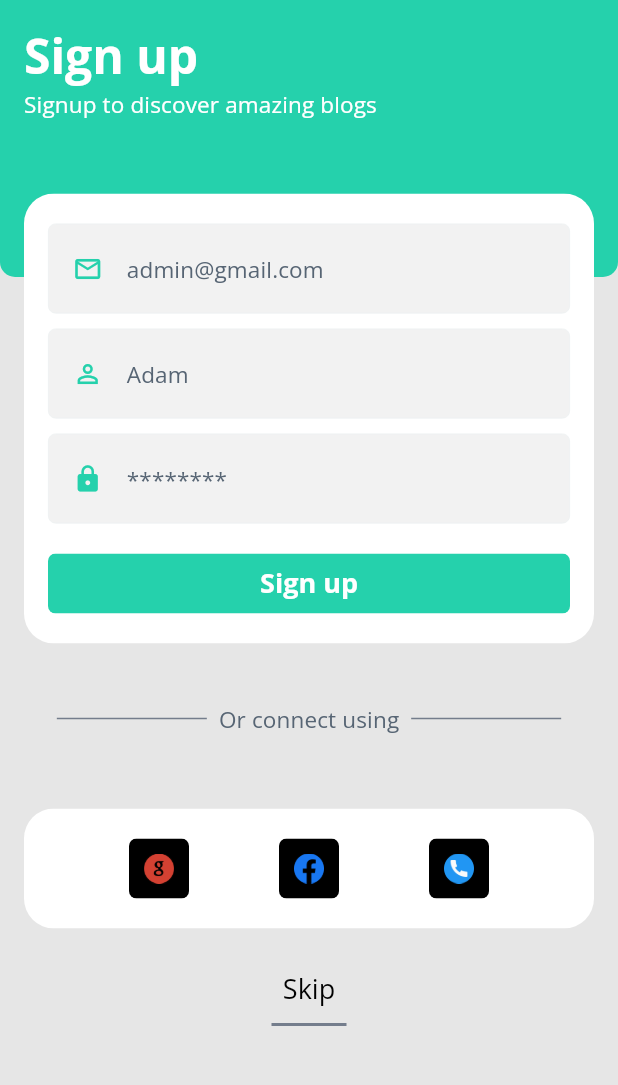
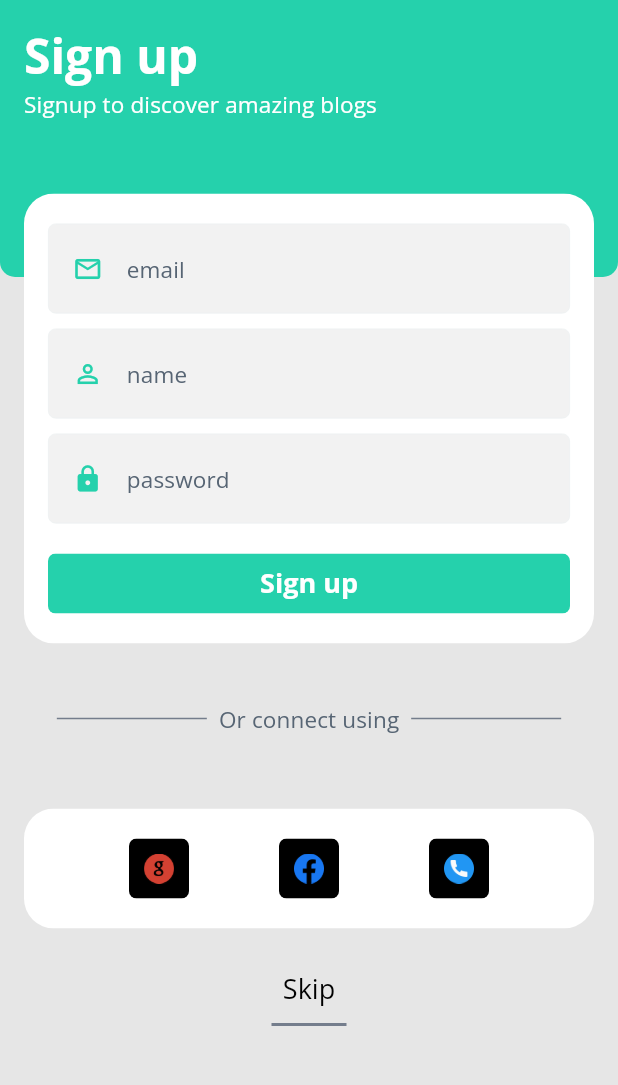
Before and after one commit to melanie-lei/Skule-News, a Flutter app: the SignupViaEmail screen opened directly, on a phone screen of 412 x 824 dp, the part 135-1220 px from its top. Run offline on Flutter 3.47's test engine with Material 2 defaults, Android fonts, the phone set to English and light mode, and no system bars; our stand-ins replace another_flushbar, cached_network_image, cloud_firestore, connectivity, country_picker, dotted_line and 39 more; missing offline and left inert: adaptive_action_sheet, currency_picker, file_saver, firebase_storage_web, flutter_dropdown, flutter_facebook_auth and 5 more; accounts and stored records are empty; network calls fail; statements that could not run were skipped.

Commit message:
changed more hint texts

```diff
--- a/source code/mobile/lib/screens/user/change_password.dart
+++ b/source code/mobile/lib/screens/user/change_password.dart
@@ -68,7 +68,8 @@ class _ChangePasswordState extends State<ChangePassword> {
                       Container(
                           height: 40,
                           width: 40,
-                          color: Theme.of(context).backgroundColor.lighten(0.05),
+                          color:
+                              Theme.of(context).backgroundColor.lighten(0.05),
                           child: Image.asset(
                             'assets/images/logo.png',
                             height: 20,
@@ -133,9 +134,7 @@ class _ChangePasswordState extends State<ChangePassword> {
               const SizedBox(
                 height: 40,
               ),
-
               const Spacer(),
-
             ],
           ).hP16,
         ],
@@ -154,7 +153,7 @@ class _ChangePasswordState extends State<ChangePassword> {
               onChanged: (txt) {},
               key: UniqueKey(),
               controller: newPassword,
-              hintText: '********',
+              hintText: 'new password',
               icon: ThemeIcon.lock,
               cornerRadius: 5,
               showBorder: true,
@@ -167,7 +166,7 @@ class _ChangePasswordState extends State<ChangePassword> {
               onChanged: (txt) {},
               key: UniqueKey(),
               controller: confirmNewPassword,
-              hintText: '********',
+              hintText: 'conform new password',
               icon: ThemeIcon.lock,
               cornerRadius: 5,
               showBorder: true,
--- a/source code/mobile/lib/screens/user/forgot_password.dart
+++ b/source code/mobile/lib/screens/user/forgot_password.dart
@@ -70,7 +70,8 @@ class ForgotPasswordState extends State<ForgotPassword> {
                       Container(
                           height: 40,
                           width: 40,
-                          color: Theme.of(context).backgroundColor.lighten(0.05),
+                          color:
+                              Theme.of(context).backgroundColor.lighten(0.05),
                           child: Image.asset(
                             'assets/images/logo.png',
                             height: 20,
@@ -113,7 +114,7 @@ class ForgotPasswordState extends State<ForgotPassword> {
                     InputField(
                       icon: ThemeIcon.email,
                       cornerRadius: 5,
-                      hintText: 'adam@gmail.com',
+                      hintText: 'email',
                       controller: enterEmail,
                       onChanged: (phone) {},
                       showBorder: true,
--- a/source code/mobile/lib/screens/user/login_via_email.dart
+++ b/source code/mobile/lib/screens/user/login_via_email.dart
@@ -75,7 +75,8 @@ class _LoginViaEmailState extends State<LoginViaEmail> {
                       Container(
                           height: 40,
                           width: 40,
-                          color: Theme.of(context).backgroundColor.lighten(0.05),
+                          color:
+                              Theme.of(context).backgroundColor.lighten(0.05),
                           child: Image.asset(
                             'assets/images/logo.png',
                             height: 20,
@@ -183,7 +184,7 @@ class _LoginViaEmailState extends State<LoginViaEmail> {
                     width: 50,
                   ),
                 ],
-              ).ripple((){
+              ).ripple(() {
                 getIt<UserProfileManager>().loginAnonymously();
               }),
               const SizedBox(
@@ -206,7 +207,7 @@ class _LoginViaEmailState extends State<LoginViaEmail> {
             InputField(
               // key: UniqueKey(),
               controller: loginEmail,
-              hintText: 'adam@zedge.com',
+              hintText: 'email',
               icon: ThemeIcon.email,
               showBorder: true,
               cornerRadius: 5,
@@ -219,7 +220,7 @@ class _LoginViaEmailState extends State<LoginViaEmail> {
               onChanged: (txt) {},
               // key: UniqueKey(),
               controller: loginPassword,
-              hintText: '*********',
+              hintText: 'password',
               icon: ThemeIcon.lock,
               cornerRadius: 5,
               showBorder: true,
@@ -275,7 +276,8 @@ class _LoginViaEmailState extends State<LoginViaEmail> {
               } else {
                 getIt<UserProfileManager>().logout();
                 AppUtil.showToast(
-                    message: LocalizationString.accountDeleted, isSuccess: false);
+                    message: LocalizationString.accountDeleted,
+                    isSuccess: false);
               }
             }
           } else {
--- a/source code/mobile/lib/screens/user/login_via_phone.dart
+++ b/source code/mobile/lib/screens/user/login_via_phone.dart
@@ -70,7 +70,8 @@ class LoginViaPhoneState extends State<LoginViaPhone> {
                       Container(
                           height: 40,
                           width: 40,
-                          color: Theme.of(context).backgroundColor.lighten(0.05),
+                          color:
+                              Theme.of(context).backgroundColor.lighten(0.05),
                           child: Image.asset(
                             'assets/images/logo.png',
                             height: 20,
@@ -113,7 +114,7 @@ class LoginViaPhoneState extends State<LoginViaPhone> {
                     InputMobileNumberField(
                         cornerRadius: 5,
                         // textStyle: Theme.of(context).textTheme.bodyMedium,
-                        hintText: '(1234)-456-789',
+                        hintText: '(123)-456-7890',
                         controller: phoneNumber,
                         phoneCodeText: phoneCode,
                         onChanged: (phone) {},
@@ -193,7 +194,7 @@ class LoginViaPhoneState extends State<LoginViaPhone> {
                     width: 50,
                   ),
                 ],
-              ).ripple((){
+              ).ripple(() {
                 getIt<UserProfileManager>().loginAnonymously();
               }),
               const SizedBox(
@@ -228,6 +229,5 @@ class LoginViaPhoneState extends State<LoginViaPhone> {
 
   showMessage(String message, bool isError) {
     AppUtil.showToast(message: message, isSuccess: !isError);
-
   }
 }
--- a/source code/mobile/lib/screens/user/signup_via_email.dart
+++ b/source code/mobile/lib/screens/user/signup_via_email.dart
@@ -73,7 +73,8 @@ class _SignupViaEmailState extends State<SignupViaEmail> {
                       Container(
                           height: 40,
                           width: 40,
-                          color: Theme.of(context).backgroundColor.lighten(0.05),
+                          color:
+                              Theme.of(context).backgroundColor.lighten(0.05),
                           child: Image.asset(
                             'assets/images/logo.png',
                             height: 20,
@@ -185,7 +186,7 @@ class _SignupViaEmailState extends State<SignupViaEmail> {
                     width: 50,
                   ),
                 ],
-              ).ripple((){
+              ).ripple(() {
                 getIt<UserProfileManager>().loginAnonymously();
               }),
               const SizedBox(
@@ -208,7 +209,7 @@ class _SignupViaEmailState extends State<SignupViaEmail> {
             InputField(
               // key: UniqueKey(),
               controller: signUpEmail,
-              hintText: "admin@gmail.com",
+              hintText: "email",
               icon: ThemeIcon.email,
               showBorder: true,
               cornerRadius: 5,
@@ -220,7 +221,7 @@ class _SignupViaEmailState extends State<SignupViaEmail> {
             InputField(
               // key: UniqueKey(),
               controller: name,
-              hintText: 'Adam',
+              hintText: 'name',
               icon: ThemeIcon.account,
               showBorder: true,
               cornerRadius: 5,
@@ -233,7 +234,7 @@ class _SignupViaEmailState extends State<SignupViaEmail> {
               onChanged: (txt) {},
               // key: UniqueKey(),
               controller: signUpPassword,
-              hintText: '********',
+              hintText: 'password',
               icon: ThemeIcon.lock,
               cornerRadius: 5,
               showBorder: true,
```
Lines whose indentation alone changed are shown as unchanged.
